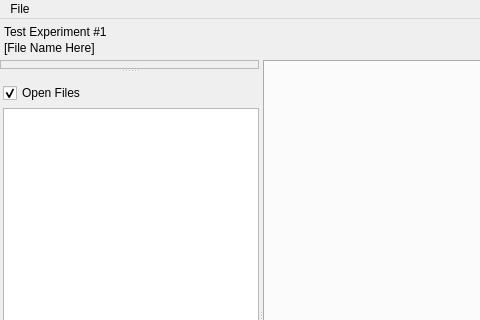
Old version of the form gui/mainwindow.ui in the repository ronpandolfi/Xi-cam; both pictures show x 0 to 480 and y 0 to 320 of the 969 by 600 pixel window.
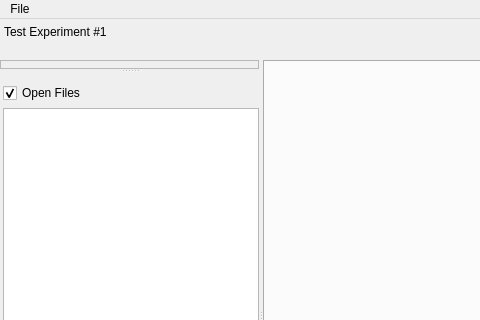
New version of the form. Icons and pictures are not drawn.

Diff of the .ui file:
```diff
--- a/gui/mainwindow.ui
+++ b/gui/mainwindow.ui
@@ -79,7 +79,7 @@
                                         <item>
                                             <widget class="QLabel" name="filenamelabel">
                                                 <property name="text">
-                                                    <string>[File Name Here]</string>
+                                                    <string></string>
                                                 </property>
                                             </widget>
                                         </item>
```
